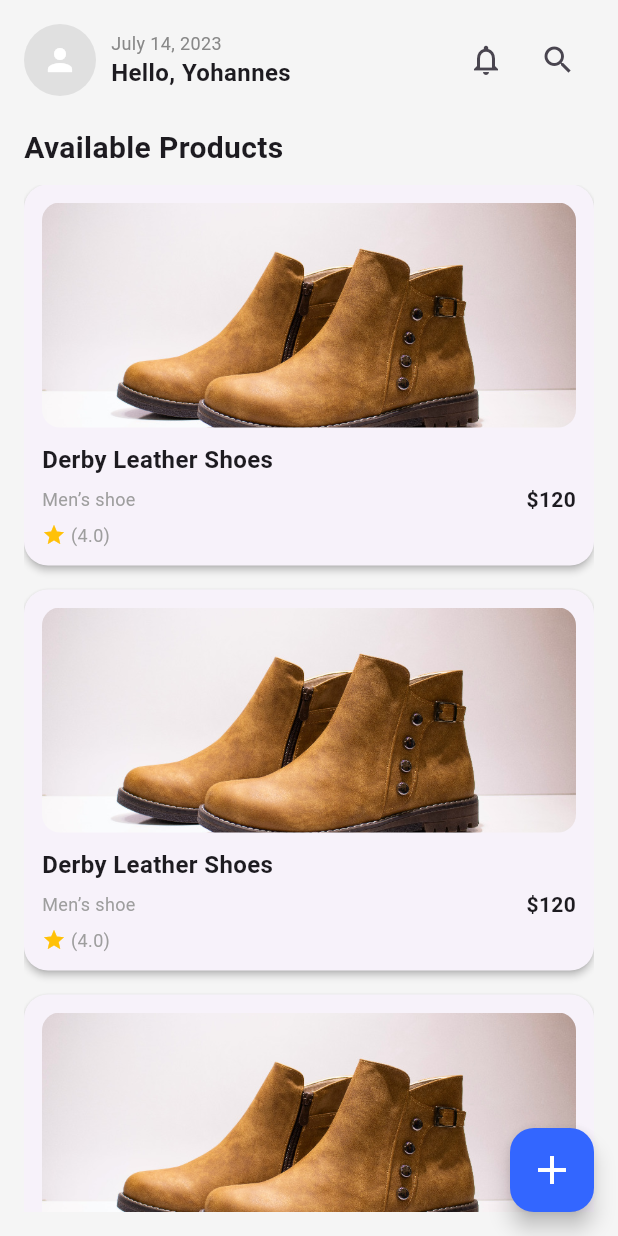
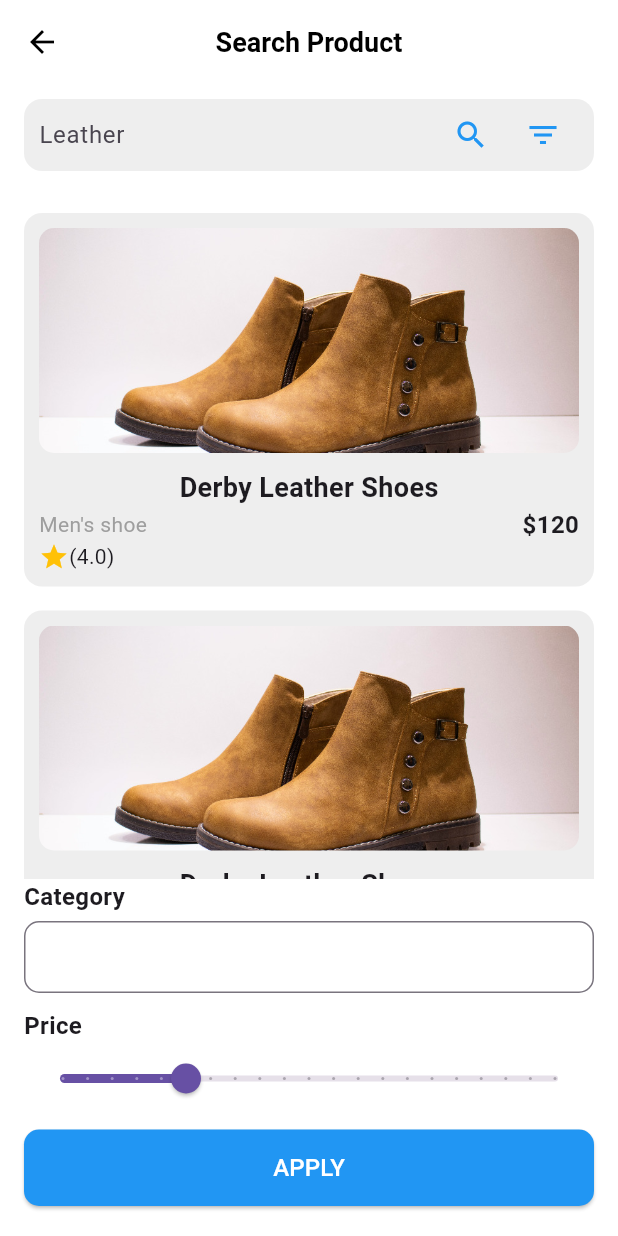
Before and after one commit to MichaelBirhanuGmichael/2025_internship_mobile_tasks, a Flutter app: the screen it shows after launch, after a tap on the "notifications" icon, on a phone screen of 412 x 824 dp. Run offline on Flutter 3.47's test engine with Material 3 defaults, Android fonts, the phone set to English and light mode, and no system bars.

Commit message:
add add_update , detail ,search_page screens and edit other page and widgets

```diff
--- /dev/null
+++ b/michael/lib/screens/search_page.dart
@@ -0,0 +1,169 @@
+import 'package:flutter/material.dart';
+
+class SearchPage extends StatefulWidget {
+  const SearchPage({super.key});
+
+  @override
+  State<SearchPage> createState() => _SearchPageState();
+}
+
+class _SearchPageState extends State<SearchPage> {
+  double _price = 50; // Default price value
+
+  @override
+  Widget build(BuildContext context) {
+    return Scaffold(
+      backgroundColor: Colors.white,
+      appBar: AppBar(
+        elevation: 0,
+        backgroundColor: Colors.white,
+        leading: IconButton(
+          icon: const Icon(Icons.arrow_back, color: Colors.black),
+          onPressed: () => Navigator.pop(context),
+        ),
+        title: const Text(
+          "Search Product",
+          style: TextStyle(color: Colors.black, fontSize: 18, fontWeight: FontWeight.bold),
+        ),
+        centerTitle: true,
+      ),
+      body: Padding(
+        padding: const EdgeInsets.symmetric(horizontal: 16.0),
+        child: Column(
+          crossAxisAlignment: CrossAxisAlignment.start,
+          children: [
+            const SizedBox(height: 10),
+            // Search Bar
+            Container(
+              padding: const EdgeInsets.symmetric(horizontal: 10),
+              decoration: BoxDecoration(
+                color: Colors.grey[200],
+                borderRadius: BorderRadius.circular(12),
+              ),
+              child: Row(
+                children: [
+                  const Expanded(
+                    child: TextField(
+                      decoration: InputDecoration(
+                        hintText: "Leather",
+                        border: InputBorder.none,
+                      ),
+                    ),
+                  ),
+                  IconButton(
+                    icon: const Icon(Icons.search, color: Colors.blue),
+                    onPressed: () {},
+                  ),
+                  IconButton(
+                    icon: const Icon(Icons.filter_list, color: Colors.blue),
+                    onPressed: () {},
+                  ),
+                ],
+              ),
+            ),
+            const SizedBox(height: 20),
+
+            // Product List
+            Expanded(
+              child: ListView.builder(
+                itemCount: 2, // Sample two products
+                itemBuilder: (context, index) {
+                  return _buildProductCard();
+                },
+              ),
+            ),
+
+            // Filter Section
+            const Text("Category", style: TextStyle(fontSize: 16, fontWeight: FontWeight.bold)),
+            const SizedBox(height: 5),
+            TextField(
+              decoration: InputDecoration(
+                border: OutlineInputBorder(borderRadius: BorderRadius.circular(10)),
+                contentPadding: const EdgeInsets.symmetric(horizontal: 12),
+              ),
+            ),
+            const SizedBox(height: 10),
+
+            // Price Slider
+            const Text("Price", style: TextStyle(fontSize: 16, fontWeight: FontWeight.bold)),
+            Slider(
+              value: _price,
+              min: 0,
+              max: 200,
+              divisions: 20,
+              label: "\$${_price.round()}",
+              onChanged: (value) {
+                setState(() {
+                  _price = value;
+                });
+              },
+            ),
+            const SizedBox(height: 10),
+
+            // Apply Button
+            SizedBox(
+              width: double.infinity,
+              child: ElevatedButton(
+                style: ElevatedButton.styleFrom(
+                  backgroundColor: Colors.blue,
+                  padding: const EdgeInsets.symmetric(vertical: 14),
+                  shape: RoundedRectangleBorder(borderRadius: BorderRadius.circular(10)),
+                ),
+                onPressed: () {},
+                child: const Text("APPLY", style: TextStyle(fontSize: 16, color: Colors.white)),
+              ),
+            ),
+            const SizedBox(height: 20),
+          ],
+        ),
+      ),
+    );
+  }
+
+  // Product Card Widget
+  Widget _buildProductCard() {
+    return Container(
+      margin: const EdgeInsets.symmetric(vertical: 8),
+      padding: const EdgeInsets.all(10),
+      decoration: BoxDecoration(
+        borderRadius: BorderRadius.circular(12),
+        color: Colors.grey[200],
+      ),
+      child: Column(
+
+        children: [
+          ClipRRect(
+            borderRadius: BorderRadius.circular(10),
+            child: Container(
+              height: 150, // Set a height for the image container
+              decoration: const BoxDecoration(
+                image: DecorationImage(
+                  image: AssetImage('assets/images/product_image.png'),
+                  fit: BoxFit.cover,
+                ),
+              ),
+            ),
+          ),
+          const SizedBox(height: 10),
+          const Text(
+            "Derby Leather Shoes",
+            style: TextStyle(fontSize: 18, fontWeight: FontWeight.bold),
+          ),
+          Row(
+            mainAxisAlignment: MainAxisAlignment.spaceBetween,
+            children: const [
+              Text("Men's shoe", style: TextStyle(fontSize: 14, color: Colors.grey)),
+              Text("\$120", style: TextStyle(fontSize: 16, fontWeight: FontWeight.bold)),
+            ],
+          ),
+          Row(
+            children: const [
+              Icon(Icons.star, color: Colors.amber, size: 20),
+              Text("(4.0)", style: TextStyle(fontSize: 14)),
+            ],
+          ),
+        ],
+      ),
+    );
+  }
+}
--- a/michael/lib/utils/colors.dart
+++ b/michael/lib/utils/colors.dart
@@ -7,4 +7,6 @@ class AppColors {
   static const textSecondary = Color(0xFF888888);
   static const cardBackground = Colors.white;
   static const ratingStar = Colors.amber;
+  static const chipSelected = Color(0xFF3366FF);
+  static const chipUnselected = Color(0xFFF5F5F5);
 }
--- a/michael/lib/widgets/header_section.dart
+++ b/michael/lib/widgets/header_section.dart
@@ -1,5 +1,6 @@
 import 'package:flutter/material.dart';
 import '../utils/colors.dart';
+import '../screens/search_page.dart'; // Import the SearchPage class
 
 class HeaderSection extends StatelessWidget {
   const HeaderSection({super.key});
@@ -36,11 +37,21 @@ class HeaderSection extends StatelessWidget {
           children: [
             IconButton(
               icon: const Icon(Icons.notifications_outlined),
-              onPressed: () {},
+              onPressed: () {
+                 Navigator.push(
+                context,
+                MaterialPageRoute(builder: (context) => const SearchPage()),
+              );
+              },
             ),
             IconButton(
               icon: const Icon(Icons.search),
-              onPressed: () {},
+              onPressed: () {
+                Navigator.push(
+                  context,
+                  MaterialPageRoute(builder: (context) => const SearchPage()),
+                );
+              },
             ),
           ],
         ),
--- a/michael/lib/widgets/product_card.dart
+++ b/michael/lib/widgets/product_card.dart
@@ -1,12 +1,32 @@
 import 'package:flutter/material.dart';
 import '../utils/colors.dart';
+import '../screens/details_screen.dart'; // Import DetailsScreen
 
 class ProductCard extends StatelessWidget {
-  const ProductCard({super.key});
+  final VoidCallback? onTap;
+
+  const ProductCard({super.key, this.onTap});
 
   @override
   Widget build(BuildContext context) {
-    return Card(
+    return GestureDetector(
+      onTap: () {
+        Navigator.push(
+          context,
+          MaterialPageRoute(
+            builder: (context) => DetailsScreen(
+              imageUrl: 'assets/images/product_image.png', // Pass actual data
+              category: "Men’s shoe",
+              title: "Derby Leather Shoes",
+              rating: 4.0,
+              price: 120.0,
+              description: "A derby leather shoe is a classic and versatile footwear option characterized by its open lacing system, where the shoelace eyelets are sewn on top of the vamp (the upper part of the shoe). This design feature provides a more relaxed and casual look compared to the closed lacing system of oxford shoes. Derby shoes are typically made of high-quality leather, known for its durability and elegance, making them suitable for both formal and casual occasions. With their timeless style and comfortable fit, derby leather shoes are a staple in any well-rounded wardrobe.",
+              sizes: [40, 41, 42, 43, 44], // Example sizes
+            ),
+          ),
+        );
+      },
+      child: Card(
         shape: RoundedRectangleBorder(borderRadius: BorderRadius.circular(16)),
         elevation: 2,
         margin: const EdgeInsets.only(bottom: 16),
@@ -57,6 +77,7 @@ class ProductCard extends StatelessWidget {
             ],
           ),
         ),
+      ),
     );
   }
 }
--- a/michael/pubspec.yaml
+++ b/michael/pubspec.yaml
@@ -34,6 +34,7 @@ dependencies:
   # The following adds the Cupertino Icons font to your application.
   # Use with the CupertinoIcons class for iOS style icons.
   cupertino_icons: ^1.0.8
+  image_picker: ^1.1.2
 
 dev_dependencies:
   flutter_test:
```
Also changed, not shown: michael/lib/screens/add_update_screen.dart (added, +177 -0 lines), michael/lib/screens/details_screen.dart (added, +243 -0 lines), michael/lib/widgets/floating_action_button.dart (+8 -1 lines), michael/pubspec.lock, 5 other files. Lines whose indentation alone changed are shown as unchanged.
